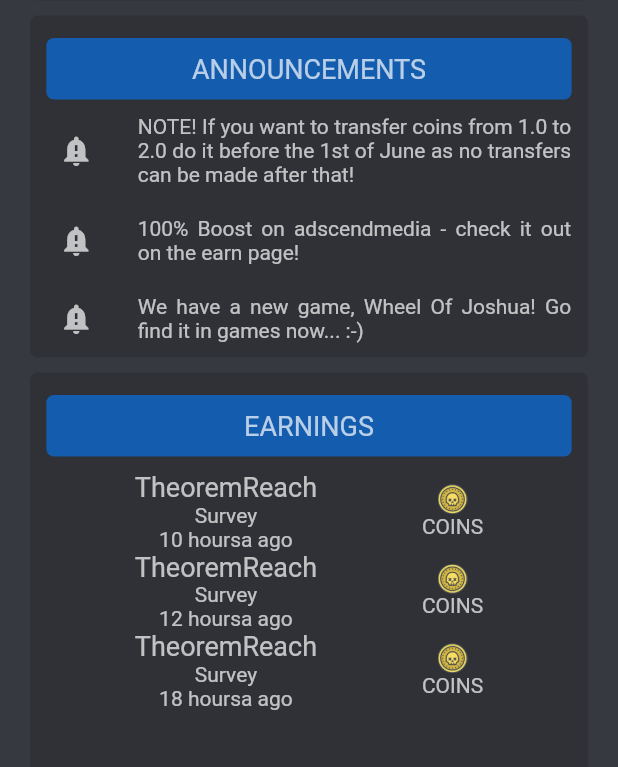
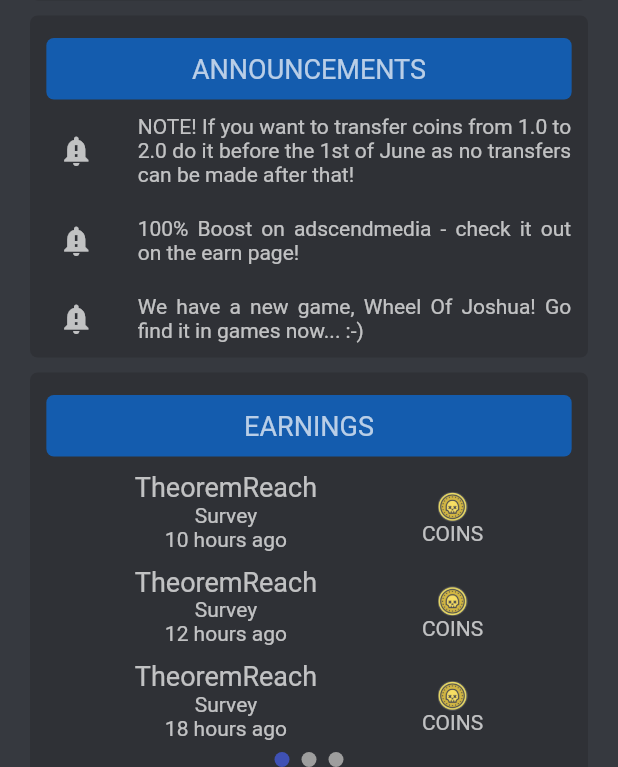
Before and after one commit to sumit0047/CollectSkins-app-2.0, a Flutter app: the screen it shows after launch, on a phone screen of 412 x 824 dp, the part 469-1236 px from its top. Run offline on Flutter 3.47's test engine with Material 2 defaults, Android fonts, the phone set to English and light mode, and no system bars; drawn by our look-alikes of smooth_page_indicator.

Commit message:
add Home widgets

```diff
--- a/lib/model/ModelEarnings.dart
+++ b/lib/model/ModelEarnings.dart
@@ -17,19 +17,19 @@ List<ModelEarnings> earnings = [
   ModelEarnings(
     provider : "TheoremReach",
     type : "Survey",
-    time : "10 hoursa ago",
+    time : "10 hours ago",
     coins : "2.00",
   ),
   ModelEarnings(
     provider : "TheoremReach",
     type : "Survey",
-    time : "12 hoursa ago",
+    time : "12 hours ago",
     coins : "2.00",
   ),
   ModelEarnings(
     provider : "TheoremReach",
     type : "Survey",
-    time : "18 hoursa ago",
+    time : "18 hours ago",
     coins : "2.00",
   )
 ];
--- a/lib/widgets/home.dart
+++ b/lib/widgets/home.dart
@@ -1,5 +1,7 @@
 import 'package:flutter/material.dart';
-import 'package:collectskins/model/ModelEarnings.dart';
+import 'package:collectskins/widgets/Earnings.dart';
+import 'package:collectskins/widgets/Withdrawals.dart';
+import 'package:smooth_page_indicator/smooth_page_indicator.dart';
 
 class Home extends StatefulWidget {
   @override
@@ -7,7 +9,21 @@ class Home extends StatefulWidget {
 }
 
 class _HomeState extends State<Home> {
+  PageController _EarningsController = PageController(
+    initialPage: 0,
+  );
+  PageController _WithdrawalsController = PageController(
+    initialPage: 0,
+  );
   String _ref = "CollectSkins.com/?=InigoMontoya";
+
+  @override
+  void dispose() {
+    _EarningsController.dispose();
+    super.dispose();
+  }
+
+
   @override
   Widget build(BuildContext context) {
     return SafeArea(
@@ -238,46 +254,112 @@ class _HomeState extends State<Home> {
                         child: Text("EARNINGS",style: TextStyle(color: Colors.white70,fontSize: 18,),textAlign: TextAlign.center,),
                       )
                   ),
-
                   SizedBox(
                     height: 10,
                   ),
+                  Container(
+                    height: 182,
+                    child: PageView(
+                      controller: _EarningsController,
+                      children: [
+                        Earnings1(),
+                        Earnings2(),
+                        Earnings3(),
+                      ],
+                    ),
+                  ),
 
-                  Container(
-                    height: 200,
-                      child: new ListView.builder
-                        (
-                          itemCount: earnings.length,
-                          itemBuilder: (BuildContext ctxt, int Index) {
-                            return new Row(
-                              mainAxisAlignment: MainAxisAlignment.spaceEvenly,
-                              children: <Widget>[
-                                Column(
-                                  mainAxisAlignment: MainAxisAlignment.spaceEvenly,
-                                  children: <Widget>[
-                                    Text(earnings[Index].provider,style: TextStyle(color: Colors.white70,fontSize: 18,),textAlign: TextAlign.center,),
-                                    Text(earnings[Index].type,style: TextStyle(color: Colors.white70,fontSize: 14,),textAlign: TextAlign.center,),
-                                    Text(earnings[Index].time,style: TextStyle(color: Colors.white70,fontSize: 14,),textAlign: TextAlign.center,),
-                                  ],
-                                ),
-                                Column(
-                                  mainAxisAlignment: MainAxisAlignment.spaceEvenly,
-                                  children: <Widget>[
-                                    Image(
-                                      height : 20,
-                                      width : 20,
-                                      image: AssetImage('assets/images/coin.png'),
-                                    ),
-                                    Text("COINS",style: TextStyle(color: Colors.white70,fontSize: 14,),textAlign: TextAlign.center,),
-                                  ],
-                                )
-                              ],
-                            );
-                          }
-                      )
+                  SizedBox(
+                    height: 5,
+                  ),
+
+                  SmoothPageIndicator(
+                    controller: _EarningsController,
+                    count:  3,
+                    effect:  WormEffect(
+                        spacing:  8.0,
+                        radius:  20,
+                        dotWidth:  10.0,
+                        dotHeight:  10.0,
+                        dotColor:  Colors.grey,
+                        activeDotColor:  Colors.indigo
+                    ),
+                  ),
+                  SizedBox(
+                    height: 10,
                   ),
                 ],
               ),
+            ),
+
+            //Withdrawals
+            Container(
+              margin: EdgeInsets.symmetric(horizontal: 20),
+              decoration: BoxDecoration(
+                color: Color(0xff2f3136),
+                shape: BoxShape.rectangle,
+                borderRadius: BorderRadius.circular(5.0),
+              ),
+              child: Column(
+                mainAxisAlignment: MainAxisAlignment.center,
+                children: <Widget>[
+                  SizedBox(
+                    height: 15,
+                  ),
+                  Container(
+                      width : MediaQuery.of(context).size.width * 0.85,
+
+                      decoration: BoxDecoration(
+                        shape: BoxShape.rectangle,
+                        borderRadius: BorderRadius.circular(5.0),
+                        color: Color(0xff145cae),
+                      ),
+                      child: Padding(
+                        padding: EdgeInsets.symmetric(horizontal: 10,vertical: 10),
+                        child: Text("WITHDRAWALS",style: TextStyle(color: Colors.white70,fontSize: 18,),textAlign: TextAlign.center,),
+                      )
+                  ),
+                  SizedBox(
+                    height: 10,
+                  ),
+                  Container(
+                    height: 200,
+                    child: PageView(
+                      controller: _WithdrawalsController,
+                      children: [
+                        Withdrawals1(),
+                        Withdrawals2(),
+                        Withdrawals3(),
+                      ],
+                    ),
+                  ),
+
+                  SizedBox(
+                    height: 5,
+                  ),
+
+                  SmoothPageIndicator(
+                    controller: _WithdrawalsController,
+                    count:  3,
+                    effect:  WormEffect(
+                        spacing:  8.0,
+                        radius:  20,
+                        dotWidth:  10.0,
+                        dotHeight:  10.0,
+                        dotColor:  Colors.grey,
+                        activeDotColor:  Colors.indigo
+                    ),
+                  ),
+                  SizedBox(
+                    height: 10,
+                  ),
+                ],
+              ),
+            ),
+            //End Withdrawals
+
+            SizedBox(
+              height: 30,
             ),
           ],
         )
--- a/pubspec.yaml
+++ b/pubspec.yaml
@@ -28,6 +28,8 @@ dependencies:
   # The following adds the Cupertino Icons font to your application.
   # Use with the CupertinoIcons class for iOS style icons.
   cupertino_icons: ^0.1.3
+
+  smooth_page_indicator: ^0.1.5
 
 dev_dependencies:
   flutter_test:
```
Also changed, not shown: lib/model/ModelWithdrawals.dart (added, +34 -0 lines), lib/widgets/Earnings.dart (added, +148 -0 lines), lib/widgets/Withdrawals.dart (added, +182 -0 lines), pubspec.lock.
